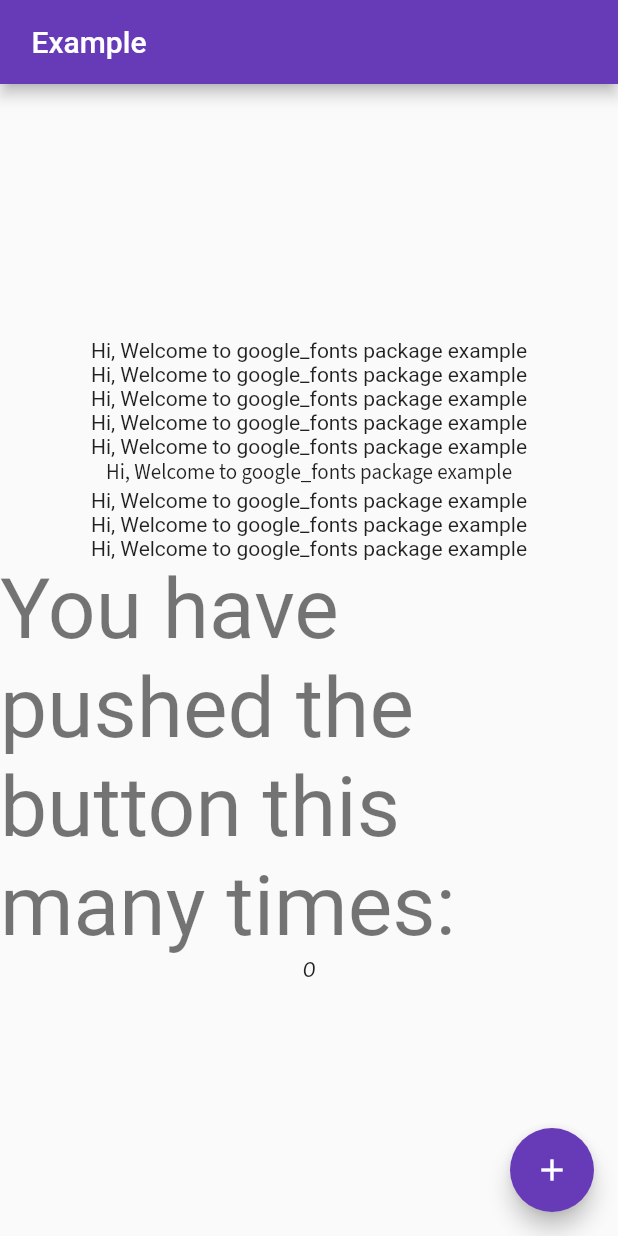
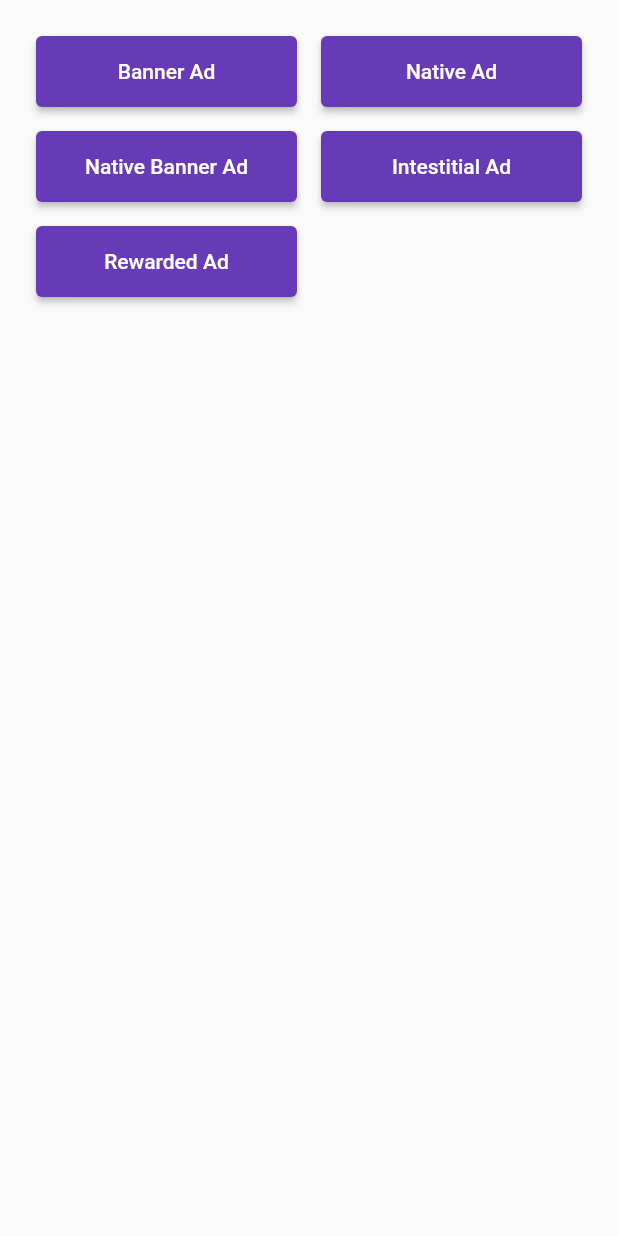
Before and after one commit to itxmubi/Flutter-Packages-Implementation, a Flutter app: the screen it shows after launch, on a phone screen of 412 x 824 dp. Run offline on Flutter 3.47's test engine with Material 2 defaults, Android fonts, the phone set to English and light mode, and no system bars; our stand-ins replace connectivity_plus, device_info_plus, flutter_svg, fluttertoast, google_fonts, lottie; missing offline and left inert: facebook_audience_network; Roboto replaces fonts that are missing (Adamina, Alike); project files that could hold a hidden picture were left out.

Commit message:
facebook_audience_network Package added

```diff
--- /dev/null
+++ b/lib/Facebook Audience Network/facebook_ads_example.dart
@@ -0,0 +1,230 @@
+import 'dart:developer';
+
+import 'package:flutter/material.dart';
+import 'package:facebook_audience_network/facebook_audience_network.dart';
+
+class FacebookAdsPage extends StatefulWidget {
+  final String idfa;
+
+  const FacebookAdsPage({Key? key, this.idfa = ''}) : super(key: key);
+
+  @override
+  FacebookAdsPageState createState() => FacebookAdsPageState();
+}
+
+class FacebookAdsPageState extends State<FacebookAdsPage> {
+  bool _isInterstitialAdLoaded = false;
+  bool _isRewardedAdLoaded = false;
+
+  /// All widget ads are stored in this variable. When a button is pressed, its
+  /// respective ad widget is set to this variable and the view is rebuilt using
+  /// setState().
+  Widget _currentAd = const SizedBox(
+    width: 0.0,
+    height: 0.0,
+  );
+
+  @override
+  void initState() {
+    super.initState();
+
+    /// please add your own device testingId
+    /// (testingId will print in console if you don't provide  )
+    FacebookAudienceNetwork.init(
+      testingId: "IMG_16_9_APP_INSTALL#YOUR_PLACEMENT_ID",
+      iOSAdvertiserTrackingEnabled: true,
+    );
+
+    _loadInterstitialAd();
+    _loadRewardedVideoAd();
+  }
+
+  void _loadInterstitialAd() {
+    FacebookInterstitialAd.loadInterstitialAd(
+      // placementId: "YOUR_PLACEMENT_ID",
+      placementId: "IMG_16_9_APP_INSTALL#2312433698835503_2650502525028617",
+      listener: (result, value) {
+        print(">> FAN > Interstitial Ad: $result --> $value");
+        if (result == InterstitialAdResult.LOADED) {
+          _isInterstitialAdLoaded = true;
+        }
+
+        /// Once an Interstitial Ad has been dismissed and becomes invalidated,
+        /// load a fresh Ad by calling this function.
+        if (result == InterstitialAdResult.DISMISSED &&
+            value["invalidated"] == true) {
+          _isInterstitialAdLoaded = false;
+          _loadInterstitialAd();
+        }
+      },
+    );
+  }
+
+  void _loadRewardedVideoAd() {
+    FacebookRewardedVideoAd.loadRewardedVideoAd(
+      placementId: "YOUR_PLACEMENT_ID",
+      listener: (result, value) {
+        print("Rewarded Ad: $result --> $value");
+        if (result == RewardedVideoAdResult.LOADED) _isRewardedAdLoaded = true;
+        if (result == RewardedVideoAdResult.VIDEO_COMPLETE)
+
+        /// Once a Rewarded Ad has been closed and becomes invalidated,
+        /// load a fresh Ad by calling this function.
+        // ignore: curly_braces_in_flow_control_structures
+        if (result == RewardedVideoAdResult.VIDEO_CLOSED &&
+            (value == true || value["invalidated"] == true)) {
+          _isRewardedAdLoaded = false;
+          _loadRewardedVideoAd();
+        }
+      },
+    );
+  }
+
+  @override
+  Widget build(BuildContext context) {
+    return Scaffold(
+      body: Column(
+        mainAxisAlignment: MainAxisAlignment.start,
+        crossAxisAlignment: CrossAxisAlignment.center,
+        children: <Widget>[
+          Flexible(
+            fit: FlexFit.tight,
+            flex: 2,
+            child: Align(
+              alignment: const Alignment(0, -1.0),
+              child: Padding(
+                padding: const EdgeInsets.all(16),
+                child: _getAllButtons(),
+              ),
+            ),
+          ),
+          // Column(children: <Widget>[
+          //   _nativeAd(),
+          //   // _nativeBannerAd(),
+          //   _nativeAd(),
+          // ],),
+          Flexible(
+            fit: FlexFit.tight,
+            flex: 3,
+            child: Align(
+              alignment: const Alignment(0, 1.0),
+              child: _currentAd,
+            ),
+          )
+        ],
+      ),
+    );
+  }
+
+  Widget _getAllButtons() {
+    return GridView.count(
+      shrinkWrap: true,
+      crossAxisCount: 2,
+      childAspectRatio: 3,
+      children: <Widget>[
+        _getRaisedButton(title: "Banner Ad", onPressed: _showBannerAd),
+        _getRaisedButton(title: "Native Ad", onPressed: _showNativeAd),
+        _getRaisedButton(
+            title: "Native Banner Ad", onPressed: _showNativeBannerAd),
+        _getRaisedButton(
+            title: "Intestitial Ad", onPressed: _showInterstitialAd),
+        _getRaisedButton(title: "Rewarded Ad", onPressed: _showRewardedAd),
+      ],
+    );
+  }
+
+  Widget _getRaisedButton({required String title, void Function()? onPressed}) {
+    return Padding(
+      padding: const EdgeInsets.all(8),
+      child: ElevatedButton(
+        onPressed: onPressed,
+        child: Text(
+          title,
+          textAlign: TextAlign.center,
+        ),
+      ),
+    );
+  }
+
+  _showInterstitialAd() {
+    if (_isInterstitialAdLoaded == true) {
+      FacebookInterstitialAd.showInterstitialAd();
+    } else {
+      print("Interstial Ad not yet loaded!");
+    }
+  }
+
+  _showRewardedAd() {
+    if (_isRewardedAdLoaded == true) {
+      FacebookRewardedVideoAd.showRewardedVideoAd();
+    } else {
+      print("Rewarded Ad not yet loaded!");
+    }
+  }
+
+  _showBannerAd() {
+    setState(() {
+      _currentAd = FacebookBannerAd(
+        // placementId: "YOUR_PLACEMENT_ID",
+        placementId:
+            // "IMG_16_9_APP_INSTALL#2312433698835503_2964944860251047", //testid
+            "IMG_16_9_APP_INSTALL#YOUR_PLACEMENT_ID", //testid
+        bannerSize: BannerSize.STANDARD,
+        listener: (result, value) {
+          log("Banner Ad: $result -->  $value");
+        },
+      );
+    });
+  }
+
+  _showNativeBannerAd() {
+    setState(() {
+      _currentAd = _nativeBannerAd();
+    });
+  }
+
+  Widget _nativeBannerAd() {
+    return FacebookNativeAd(
+      // placementId: "YOUR_PLACEMENT_ID",
+      placementId: "IMG_16_9_APP_INSTALL#YOUR_PLACEMENT_ID",
+      adType: NativeAdType.NATIVE_BANNER_AD,
+      bannerAdSize: NativeBannerAdSize.HEIGHT_100,
+      width: double.infinity,
+      backgroundColor: Colors.blue,
+      titleColor: Colors.white,
+      descriptionColor: Colors.white,
+      buttonColor: Colors.deepPurple,
+      buttonTitleColor: Colors.white,
+      buttonBorderColor: Colors.white,
+      listener: (result, value) {
+        print("Native Banner Ad: $result --> $value");
+      },
+    );
+  }
+
+  _showNativeAd() {
+    setState(() {
+      _currentAd = _nativeAd();
+    });
+  }
+
+  Widget _nativeAd() {
+    return FacebookNativeAd(
+      placementId: "IMG_16_9_APP_INSTALL#2312433698835503_2964952163583650",
+      adType: NativeAdType.NATIVE_AD_VERTICAL,
+      width: double.infinity,
+      height: 300,
+      backgroundColor: Colors.blue,
+      titleColor: Colors.white,
+      descriptionColor: Colors.white,
+      buttonColor: Colors.deepPurple,
+      buttonTitleColor: Colors.white,
+      buttonBorderColor: Colors.white,
+      listener: (result, value) {
+        print("Native Ad: $result --> $value");
+      },
+      keepExpandedWhileLoading: true,
+      expandAnimationDuraion: 1000,
+    );
+  }
+}
--- a/lib/Google Fonts/google_fonts_example.dart
+++ b/lib/Google Fonts/google_fonts_example.dart
@@ -39,43 +39,63 @@ class GoogleFontsExampleState extends State<GoogleFontsExample> {
           mainAxisAlignment: MainAxisAlignment.center,
           children: <Widget>[
             Text(
-              'Hi, Welcome to google_fonts package example',
+              'This Text is written in Adamina',
               style: GoogleFonts.adamina(),
             ),
             Text(
-              'Hi, Welcome to google_fonts package example',
+              'This Text is written in  abhayaLibre',
               style: GoogleFonts.abhayaLibre(),
             ),
             Text(
-              'Hi, Welcome to google_fonts package example',
+              'This Text is written in lilyScriptOne',
               style: GoogleFonts.lilyScriptOne(),
             ),
             Text(
-              'Hi, Welcome to google_fonts package example',
+              'This Text is written in bizUDGothic',
               style: GoogleFonts.bizUDGothic(),
             ),
             Text(
-              'Hi, Welcome to google_fonts package example',
+              'This Text is written in baskervville',
               style: GoogleFonts.baskervville(),
             ),
             Text(
-              'Hi, Welcome to google_fonts package example',
+              'This Text is written in sourceSansPro',
               style: GoogleFonts.sourceSansPro(),
             ),
             Text(
-              'Hi, Welcome to google_fonts package example',
+              'This Text is written in windSong',
               style: GoogleFonts.windSong(),
             ),
             Text(
-              'Hi, Welcome to google_fonts package example',
+              'This Text is written in gildaDisplay',
               style: GoogleFonts.gildaDisplay(),
             ),
             Text(
-              'Hi, Welcome to google_fonts package example',
+              'This Text is written in merriweatherSans',
               style: GoogleFonts.merriweatherSans(),
             ),
             Text(
-              'You have pushed the button this many times:',
+              'This Text is written in libreBarcode39ExtendedText',
+              style: GoogleFonts.libreBarcode39ExtendedText(),
+            ),
+            Text(
+              'This Text is written in licorice',
+              style: GoogleFonts.licorice(),
+            ),
+            Text(
+              'This Text is written in lifeSavers',
+              style: GoogleFonts.lifeSavers(),
+            ),
+            Text(
+              'This Text is written in lobsterTwo',
+              style: GoogleFonts.lobsterTwo(),
+            ),
+            Text(
+              'This Text is written in lindenHill',
+              style: GoogleFonts.lindenHill(),
+            ),
+            Text(
+              'You have Pushed the Button $_counter times',
               style: GoogleFonts.alike(
                 textStyle: Theme.of(context).textTheme.displayMedium,
               ),
--- a/lib/main.dart
+++ b/lib/main.dart
@@ -1,13 +1,29 @@
+import 'package:facebook_audience_network/facebook_audience_network.dart';
 import 'package:flutter/material.dart';
 
-import 'Google Fonts/google_fonts_example.dart';
+import 'Facebook Audience Network/facebook_ads_example.dart';
 
 void main() {
   runApp(const MyApp());
 }
 
-class MyApp extends StatelessWidget {
+class MyApp extends StatefulWidget {
   const MyApp({Key? key}) : super(key: key);
+
+  @override
+  State<MyApp> createState() => _MyAppState();
+}
+
+class _MyAppState extends State<MyApp> {
+  @override
+  void initState() {
+    FacebookAudienceNetwork.init(
+      testingId: "IMG_16_9_APP_INSTALL#YOUR_PLACEMENT_ID", //
+    );
+    // TODO: implement initState
+    super.initState();
+  }
+
   @override
   Widget build(BuildContext context) {
     return MaterialApp(
@@ -16,9 +32,9 @@ class MyApp extends StatelessWidget {
       theme: ThemeData(
         primarySwatch: Colors.deepPurple,
       ),
-      home: const GoogleFontsExample(
-        title: " Example",
-      ),
+      home: const FacebookAdsPage(
+          // title: " Example",
+          ),
     );
   }
 }
--- a/pubspec.yaml
+++ b/pubspec.yaml
@@ -41,6 +41,7 @@ dependencies:
   lottie: ^1.4.2
   google_fonts: ^3.0.1
   fluttertoast: ^8.0.9
+  facebook_audience_network: ^1.0.1
 
 dev_dependencies:
   flutter_test:
```
Also changed, not shown: lib/Flutter Toast/flutter_toast_example.dart (+12 -2 lines), pubspec.lock, 1 other file.
